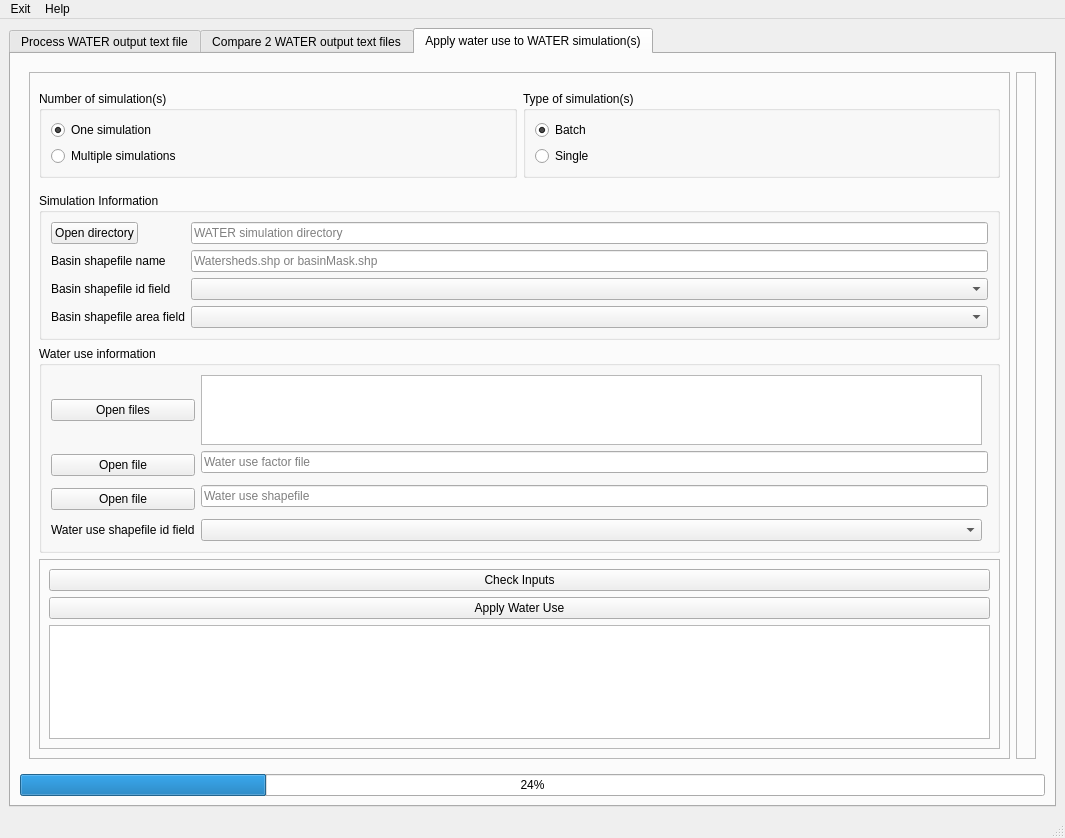
Before: the Qt Designer form waterapputils/gui/user_interface.ui in jlant/waterapputils, drawn with Qt 5.
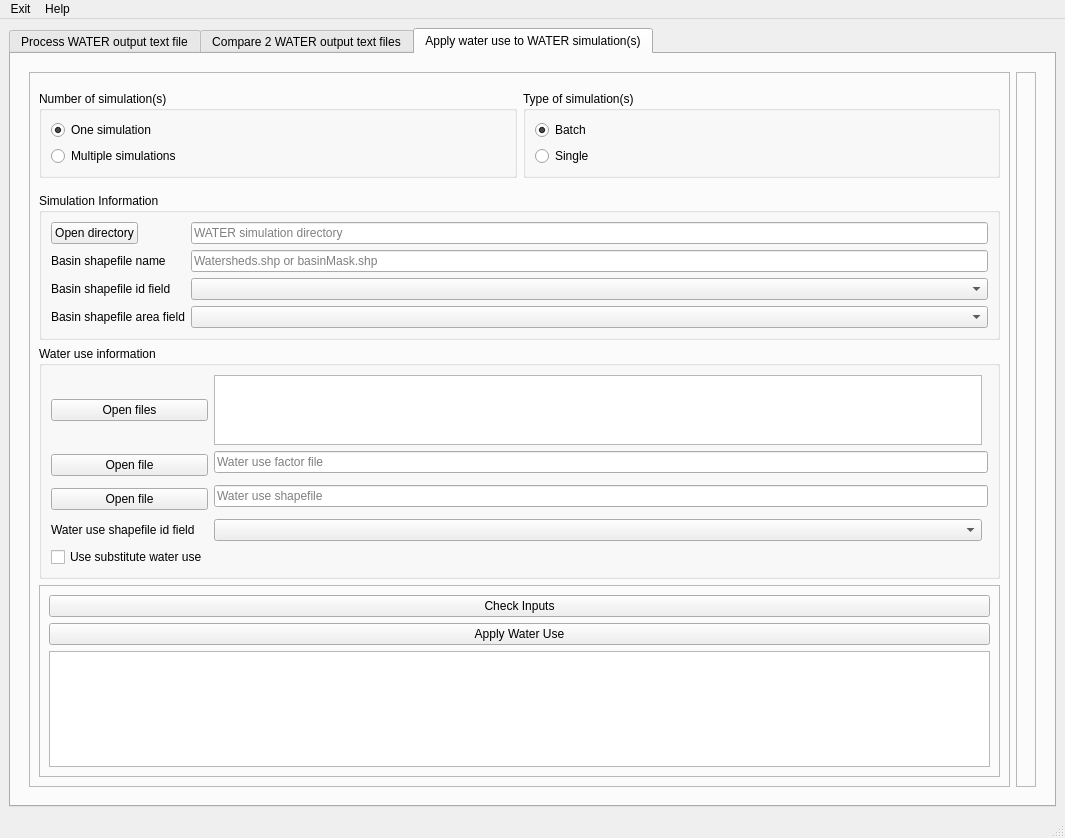
After: the same form once the commit is applied. Custom widgets are drawn as their Qt base class.

Commit message: added ability to apply substitute water use

Diff of the .ui file:
```diff
--- a/waterapputils/gui/user_interface.ui
+++ b/waterapputils/gui/user_interface.ui
@@ -563,6 +563,13 @@
                  <item row="7" column="1">
                   <widget class="QComboBox" name="tab_wateruse_combo_box_wateruse_shp_id_field"/>
                  </item>
+                 <item row="8" column="0">
+                  <widget class="QCheckBox" name="tab_wateruse_checkbox_subwateruse">
+                   <property name="text">
+                    <string>Use substitute water use</string>
+                   </property>
+                  </widget>
+                 </item>
                 </layout>
                </widget>
               </item>
@@ -641,13 +648,6 @@
           </layout>
          </widget>
         </item>
-        <item>
-         <widget class="QProgressBar" name="tab_wateruse_progress_bar">
-          <property name="value">
-           <number>24</number>
-          </property>
-         </widget>
-        </item>
        </layout>
       </widget>
      </widget>
```
Left out of the diff: 14 changed lines with no effect on the pictures. The commit also changes 2 other files.
